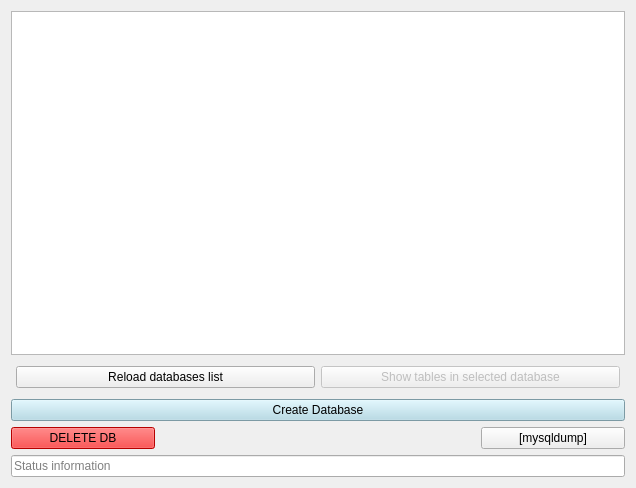
TiReks33/adb-explorer, file databases.ui: the form before one commit.
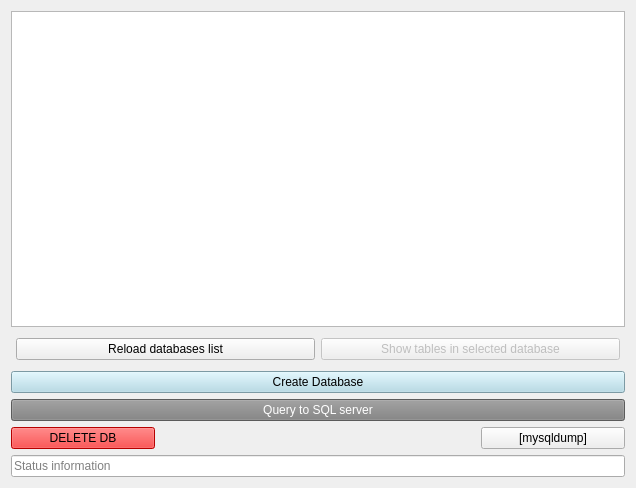
The form after the commit.

Diff of the .ui file:
```diff
--- a/databases.ui
+++ b/databases.ui
@@ -77,6 +77,16 @@
      </property>
     </widget>
    </item>
+   <item>
+    <widget class="QPushButton" name="queryButton">
+     <property name="styleSheet">
+      <string notr="true">background: gray; color: white;</string>
+     </property>
+     <property name="text">
+      <string>Query to SQL server</string>
+     </property>
+    </widget>
+   </item>
    <item>
     <layout class="QHBoxLayout" name="horizontalLayout_2">
      <property name="leftMargin">
```
